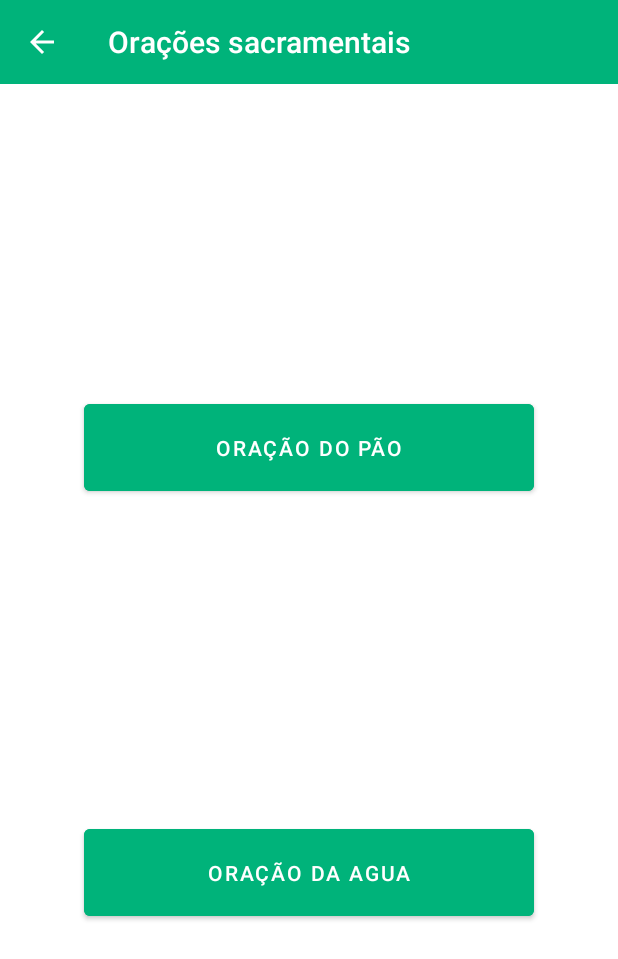
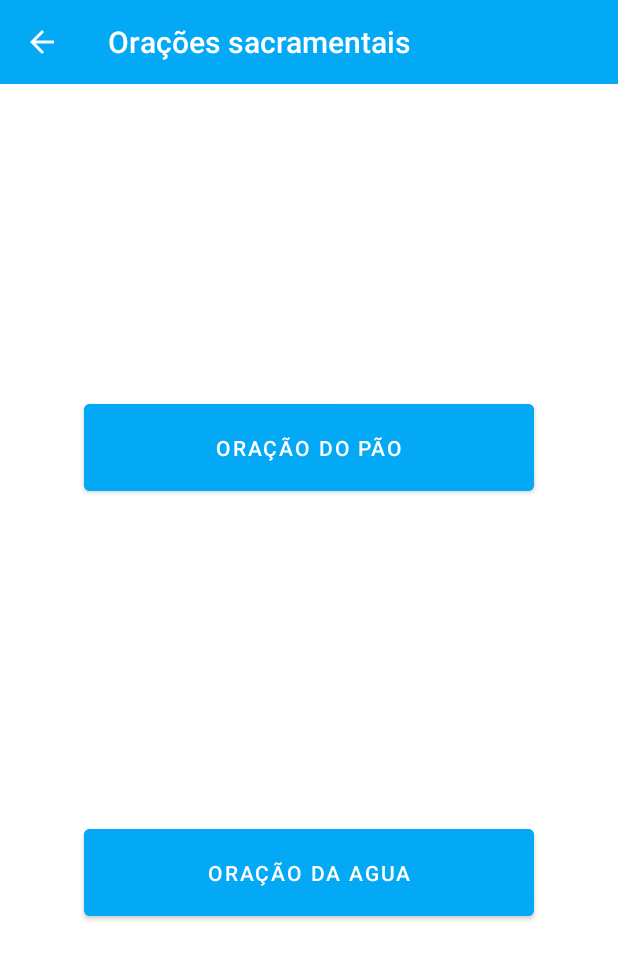
Before and after one commit to KeysiJones/bencaos-ordenancas, an Android app: the OracoesDedicatoriasFragment screen opened through its navigation route, on a phone screen of 412 x 824 dp. Shown: the top 959 px of the screen. Run offline under Robolectric (Android 15) with nearby library versions, the phone set to English and light mode, and no system bars.

Commit message:
Adicionando nova cor azul aos botões, cards e toolbar

```diff
--- a/app/src/main/res/layout/app_toolbar.xml
+++ b/app/src/main/res/layout/app_toolbar.xml
@@ -3,7 +3,7 @@
     android:id="@+id/app_toolbar"
     android:layout_width="match_parent"
     android:layout_height="?attr/actionBarSize"
-    android:background="#00B37A"
+    android:background="#03A9F4"
     android:textDirection="ltr"
     android:navigationIcon="@drawable/ic_baseline_menu_24"
     android:theme="@style/ThemeOverlay.AppCompat.Dark.ActionBar"
--- a/app/src/main/res/layout/back_toolbar.xml
+++ b/app/src/main/res/layout/back_toolbar.xml
@@ -3,7 +3,7 @@
     android:id="@+id/app_toolbar"
     android:layout_width="match_parent"
     android:layout_height="?attr/actionBarSize"
-    android:background="#00B37A"
+    android:background="#03A9F4"
     android:textDirection="ltr"
     android:theme="@style/ThemeOverlay.AppCompat.Dark.ActionBar"
     app:layout_constraintTop_toTopOf="parent"
--- a/app/src/main/res/layout/bencaos_sacerdocio_view.xml
+++ b/app/src/main/res/layout/bencaos_sacerdocio_view.xml
@@ -9,7 +9,7 @@
     android:layout_marginRight="8dp"
     android:layout_marginBottom="18dp"
     android:id="@+id/card_opcoes"
-    card_view:cardBackgroundColor="@color/light_green"
+    card_view:cardBackgroundColor="#03A9F4"
     card_view:cardCornerRadius="2dp"
     card_view:contentPadding="10dp"
     android:foreground="?selectableItemBackground"
--- a/app/src/main/res/layout/fragment_bencaos_detail.xml
+++ b/app/src/main/res/layout/fragment_bencaos_detail.xml
@@ -15,7 +15,6 @@
             android:id="@+id/detail_toolbar"/>
 
     </RelativeLayout>
-
 
     <ScrollView xmlns:android="http://schemas.android.com/apk/res/android"
         xmlns:tools="http://schemas.android.com/tools"
--- a/app/src/main/res/layout/fragment_menu_principal.xml
+++ b/app/src/main/res/layout/fragment_menu_principal.xml
@@ -16,6 +16,7 @@
             layout="@layout/app_toolbar" />
 
         <Button
+            android:backgroundTint="@color/light_blue"
             android:id="@+id/btnBlessingsMenu"
             android:layout_margin="5dp"
             android:layout_width="300dp"
@@ -29,6 +30,7 @@
             app:layout_constraintTop_toBottomOf="@+id/menu_principal_toolbar" />
 
         <Button
+            android:backgroundTint="@color/light_blue"
             android:layout_margin="5dp"
             android:id="@+id/oracoes_dedicatorias"
             android:layout_width="300dp"
--- a/app/src/main/res/layout/fragment_oracoes_dedicatorias.xml
+++ b/app/src/main/res/layout/fragment_oracoes_dedicatorias.xml
@@ -18,7 +18,7 @@
             layout="@layout/back_toolbar" />
 
         <Button
-            android:backgroundTint="@color/light_green"
+            android:backgroundTint="@color/light_blue"
             android:id="@+id/btnBreadPrayer"
             android:layout_margin="5dp"
             android:layout_width="300dp"
@@ -32,7 +32,7 @@
 
         <Button
             android:id="@+id/btnWaterPrayer"
-            android:backgroundTint="@color/light_green"
+            android:backgroundTint="@color/light_blue"
             android:layout_margin="5dp"
             android:layout_width="300dp"
             android:layout_height="70dp"
--- a/app/src/main/res/values/colors.xml
+++ b/app/src/main/res/values/colors.xml
@@ -8,4 +8,5 @@
     <color name="black">#FF000000</color>
     <color name="white">#FFFFFFFF</color>
     <color name="light_green">#00B37A</color>
+    <color name="light_blue">#03A9F4</color>color>
 </resources>
--- a/app/src/main/res/values/themes.xml
+++ b/app/src/main/res/values/themes.xml
@@ -10,7 +10,7 @@
         <item name="colorSecondaryVariant">@color/teal_700</item>
         <item name="colorOnSecondary">@color/black</item>
         <!-- Status bar color. -->
-        <item name="android:statusBarColor" tools:targetApi="l">@color/light_green</item>
+        <item name="android:statusBarColor" tools:targetApi="l">#03A9F4</item>
         <!-- Customize your theme here. -->
     </style>
 
```
